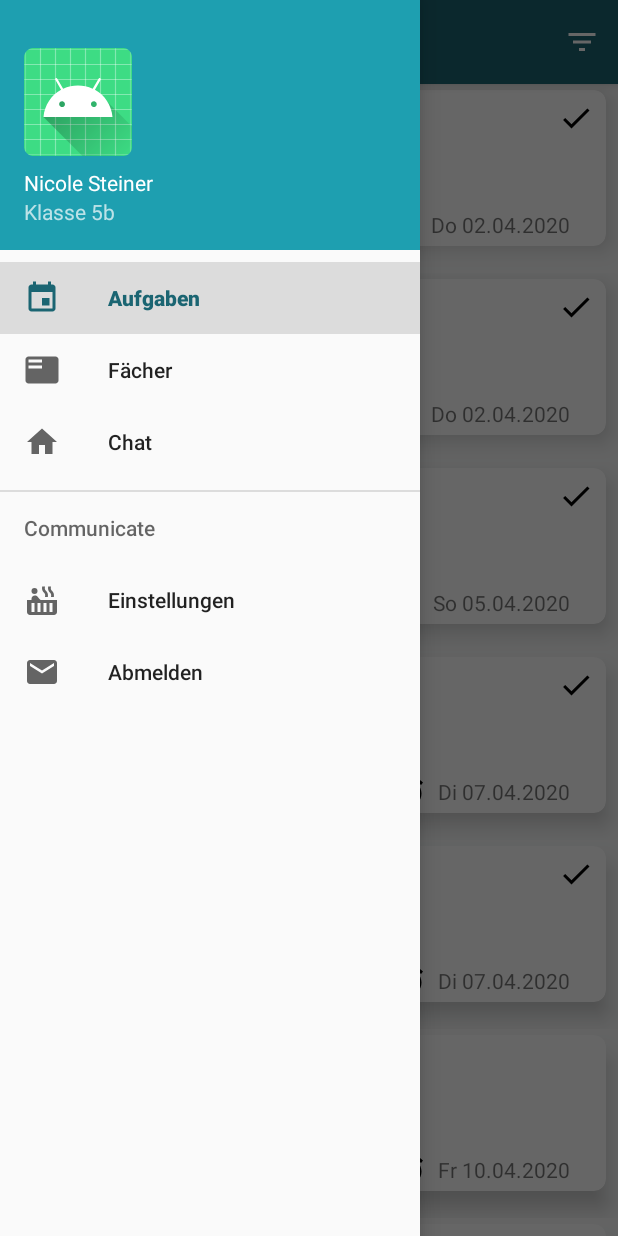
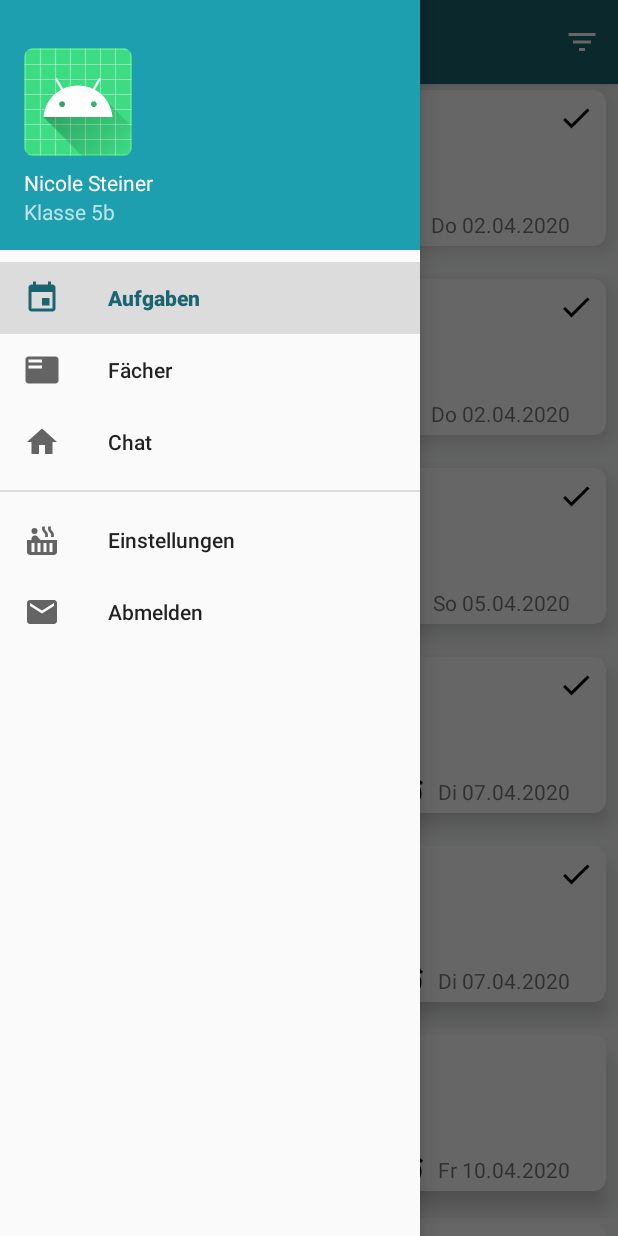
Before and after one commit to kaiott/open-education-app, an Android app: the MainActivity screen opened directly, with no data from a screen before it, with the side drawer open, on a phone screen of 412 x 824 dp. Run offline under Robolectric (Android 15) with nearby library versions, the phone set to English and light mode, and no system bars.

Commit message:
change navigation view title

```diff
--- a/app/src/main/res/menu/drawer_menu.xml
+++ b/app/src/main/res/menu/drawer_menu.xml
@@ -18,8 +18,7 @@
             android:title="Chat" />
     </group>
 
-    <item android:title="Communicate">
-        <menu>
+    <group android:id="@+id/rest_of_items">
         <item
             android:id="@+id/nav_settings"
             android:icon="@drawable/ic_hot_tub_black_24dp"
@@ -28,6 +27,5 @@
             android:id="@+id/nav_logout"
             android:icon="@drawable/ic_message"
             android:title="Abmelden" />
+    </group>
 </menu>
-    </item>
-</menu>
```
Lines whose indentation alone changed are shown as unchanged.
